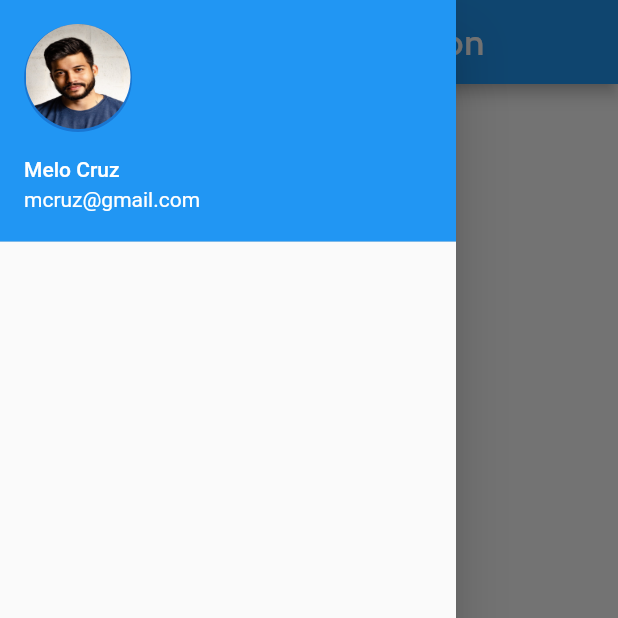
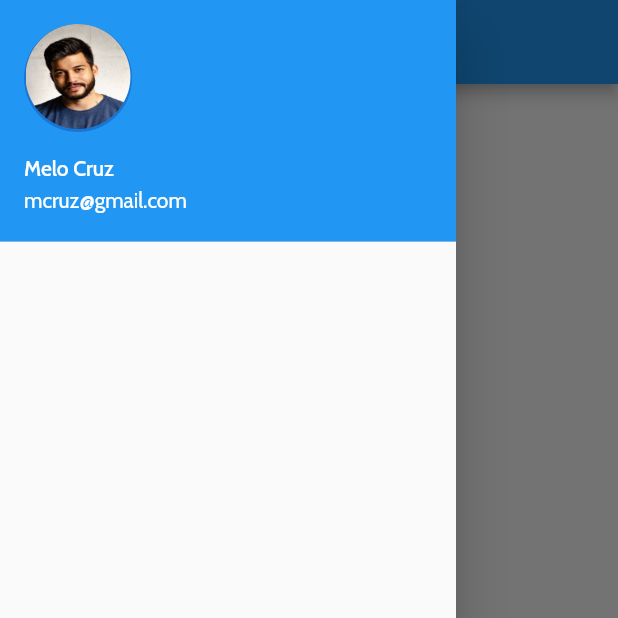
Before and after one commit to alu-rwa-prog-1/mini-project-1-iwanjo, a Flutter app: the screen it shows after launch, with the side drawer open, on a phone screen of 412 x 824 dp, the top half of it. Run offline on Flutter 3.47's test engine with Material 2 defaults, Android fonts, the phone set to English and light mode, and no system bars; our stand-ins replace google_fonts.

Commit message:
Fonts for sidebar

```diff
--- a/ALU_RWA_MiniProject1_Wk3/lib/Home.dart
+++ b/ALU_RWA_MiniProject1_Wk3/lib/Home.dart
@@ -9,14 +9,13 @@ class Home extends StatelessWidget {
   Widget build(BuildContext context) {
     return Scaffold(
       appBar: AppBar(
-        title: Center(
-            child: Text(
+        title: Text(
           "DoughnutNation",
           style: GoogleFonts.cabin(
             textStyle:
-                TextStyle(color: Colors.white, letterSpacing: .5, fontSize: 24),
+                TextStyle(color: Colors.white, letterSpacing: .5, fontSize: 21),
           ),
-        )),
+        ),
       ),
       bottomNavigationBar: BottomNavigationBar(
         currentIndex: 0,
@@ -57,8 +56,14 @@ class _NavigateDrawerState extends State<NavigateDrawer> {
         padding: EdgeInsets.zero,
         children: <Widget>[
           UserAccountsDrawerHeader(
-            accountName: Text("Melo Cruz"),
-            accountEmail: Text("mcruz@gmail.com"),
+            accountName: Text(
+              "Melo Cruz",
+              style: GoogleFonts.cabin(),
+            ),
+            accountEmail: Text(
+              "mcruz@gmail.com",
+              style: GoogleFonts.cabin(),
+            ),
             currentAccountPicture: CircleAvatar(
               child: Column(
                 children: <Widget>[
```
